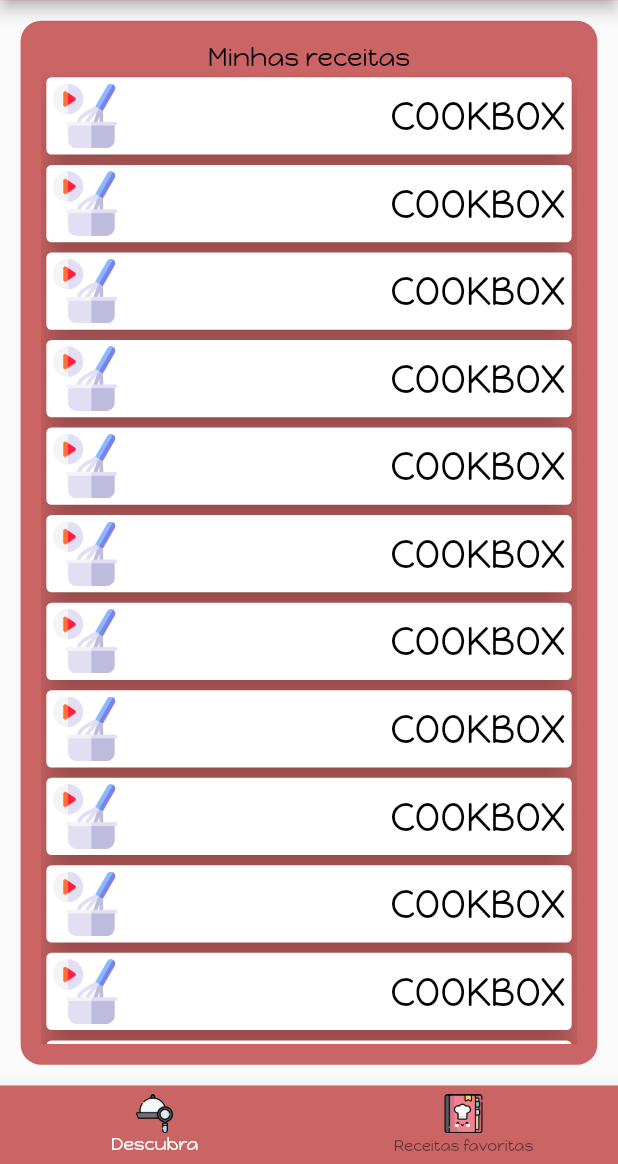
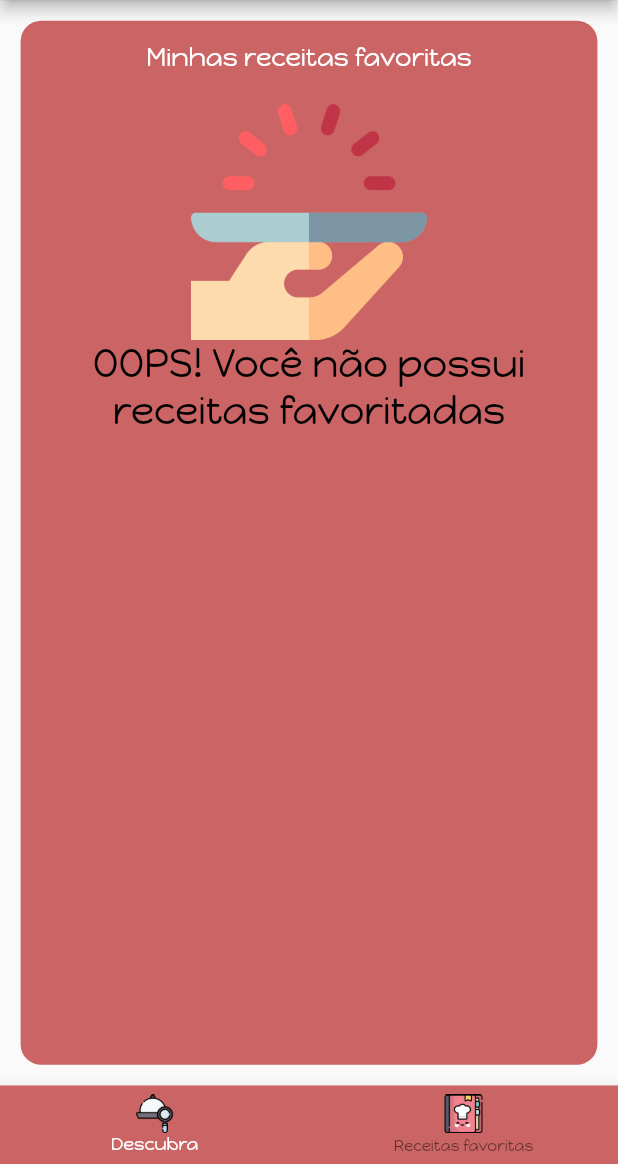
Before and after one commit to BrayanBertan/cook_box_recipes, a Flutter app: the screen it shows after launch, swiped to page 2, on a phone screen of 412 x 824 dp, the part 72-1236 px from its top. Run offline on Flutter 3.47's test engine with Material 2 defaults, Android fonts, the light colour scheme and no system bars; drawn by our look-alikes of auto_size_text; our stand-ins replace dio, flutter_mobx, flutter_modular, mobx, responsive_framework, shared_preferences; generated files the repository leaves out were written again.

Commit message:
favorites recipes container and store

```diff
--- a/lib/app_modular/app_module.dart
+++ b/lib/app_modular/app_module.dart
@@ -1,4 +1,5 @@
 import 'package:cook_box_recipes/repositories/recipe_repository.dart';
+import 'package:cook_box_recipes/stores/favorites_store.dart';
 import 'package:cook_box_recipes/stores/filter_store.dart';
 import 'package:cook_box_recipes/stores/home_store.dart';
 import 'package:cook_box_recipes/stores/recipe_store.dart';
@@ -13,6 +14,7 @@ class AppModule extends Module {
     Bind.singleton((i) => HomeStore()),
     Bind.singleton((i) => RecipeStore()),
     Bind.singleton((i) => FilterStore()),
+    Bind.singleton((i) => FavoritesStore()),
   ];
 
   @override
--- a/lib/views/home/home_view.dart
+++ b/lib/views/home/home_view.dart
@@ -46,11 +46,14 @@ class _HomePageState extends State<HomePage> {
                 ? Observer(builder: (context) {
                     return PageView(
                       controller: pageController,
-                      children: [RecipeGrid(), MyRecipeList()],
+                      children: [RecipeGrid(), FavoriteRecipeList()],
                     );
                   })
                 : Row(
-                    children: [Expanded(child: RecipeGrid()), MyRecipeList()],
+                    children: [
+                      Expanded(child: RecipeGrid()),
+                      FavoriteRecipeList()
+                    ],
                   )),
       ),
       bottomNavigationBar: CustomBottomNavigator(),
--- a/lib/views/home/widgets/favorite_recipe_item.dart
+++ b/lib/views/home/widgets/favorite_recipe_item.dart
@@ -1,8 +1,11 @@
 import 'package:auto_size_text/auto_size_text.dart';
+import 'package:cook_box_recipes/models/recipe_model.dart';
 import 'package:flutter/material.dart';
 import 'package:flutter_modular/flutter_modular.dart';
 
-class MyRecipeItem extends StatelessWidget {
+class FavoriteRecipeItem extends StatelessWidget {
+  Recipe recipe;
+  FavoriteRecipeItem({this.recipe});
   @override
   Widget build(BuildContext context) {
     return Card(
@@ -21,10 +24,10 @@ class MyRecipeItem extends StatelessWidget {
                 AspectRatio(
                     aspectRatio: 1.0,
                     child: Image.asset(
-                      'assets/images/cooking.png',
+                      recipe.image,
                     )),
                 AutoSizeText(
-                  'COOKBOX',
+                  recipe.title,
                   style: TextStyle(
                       fontSize: 30,
                       color: Colors.black,
--- a/lib/views/home/widgets/favorite_recipe_list.dart
+++ b/lib/views/home/widgets/favorite_recipe_list.dart
@@ -1,7 +1,11 @@
+import 'package:cook_box_recipes/stores/favorites_store.dart';
 import 'package:cook_box_recipes/views/home/widgets/favorite_recipe_item.dart';
+import 'package:cook_box_recipes/views/widgets/empty_list_page.dart';
 import 'package:flutter/material.dart';
+import 'package:flutter_modular/flutter_modular.dart';
 
-class MyRecipeList extends StatelessWidget {
+class FavoriteRecipeList extends StatelessWidget {
+  FavoritesStore favoritesStore = Modular.get<FavoritesStore>();
   @override
   Widget build(BuildContext context) {
     return Container(
@@ -16,17 +20,23 @@ class MyRecipeList extends StatelessWidget {
       child: Column(
         children: [
           Text(
-            'Minhas receitas',
+            'Minhas receitas favoritas',
             style: TextStyle(
-                fontSize: 20, color: Colors.black, fontWeight: FontWeight.w500),
+                fontSize: 20, color: Colors.white, fontWeight: FontWeight.w500),
             maxLines: 1,
           ),
-          Expanded(
+          favoritesStore.favorites.isEmpty
+              ? EmptyListPage(
+                  title: 'Você não possui receitas favoritadas',
+                  fontSize: 30,
+                )
+              : Expanded(
                   child: ListView.builder(
                     shrinkWrap: true,
-              itemCount: 15,
+                    itemCount: favoritesStore.favorites.length,
                     itemBuilder: (context, index) {
-                return MyRecipeItem();
+                      return FavoriteRecipeItem(
+                          recipe: favoritesStore.favorites['index']);
                     },
                   ),
                 )
--- a/lib/views/home/widgets/recipe_grid.dart
+++ b/lib/views/home/widgets/recipe_grid.dart
@@ -13,7 +13,10 @@ class RecipeGrid extends StatelessWidget {
     final isMobile = ResponsiveWrapper.of(context).isMobile;
     return Observer(builder: (context) {
       return recipeStore.recipeList.length == 0 && !recipeStore.loading
-          ? EmptyListPage()
+          ? EmptyListPage(
+              title: 'Mude os filtros para achar novas receitas',
+              fontSize: 50,
+            )
           : GridView.builder(
               shrinkWrap: true,
               padding: EdgeInsets.all(isMobile ? 10 : 25),
--- a/lib/views/widgets/empty_list_page.dart
+++ b/lib/views/widgets/empty_list_page.dart
@@ -3,6 +3,9 @@ import 'package:flutter/cupertino.dart';
 import 'package:flutter/material.dart';
 
 class EmptyListPage extends StatelessWidget {
+  String title;
+  double fontSize;
+  EmptyListPage({this.title, this.fontSize});
   @override
   Widget build(BuildContext context) {
     return Container(
@@ -16,10 +19,12 @@ class EmptyListPage extends StatelessWidget {
             child: Image.asset('assets/images/empty-list.png'),
           ),
           AutoSizeText(
-            'OOPS! Mude os filtros para achar novas receitas',
+            'OOPS! $title',
             textAlign: TextAlign.center,
             style: TextStyle(
-                fontSize: 50, color: Colors.black, fontWeight: FontWeight.w500),
+                fontSize: fontSize,
+                color: Colors.black,
+                fontWeight: FontWeight.w500),
           ),
         ],
       ),
--- a/pubspec.yaml
+++ b/pubspec.yaml
@@ -29,6 +29,7 @@ dependencies:
   mobx: ^1.2.1+4
   flutter_mobx: ^1.1.0+2
   dio: ^3.0.10
+  shared_preferences: ^2.0.5
 
   # The following adds the Cupertino Icons font to your application.
   # Use with the CupertinoIcons class for iOS style icons.
```
Also changed, not shown: lib/models/recipe_model.dart (+9 -1 lines), lib/stores/favorites_store.dart (added, +42 -0 lines), lib/stores/favorites_store.g.dart (added), pubspec.lock. Lines whose indentation alone changed are shown as unchanged.
